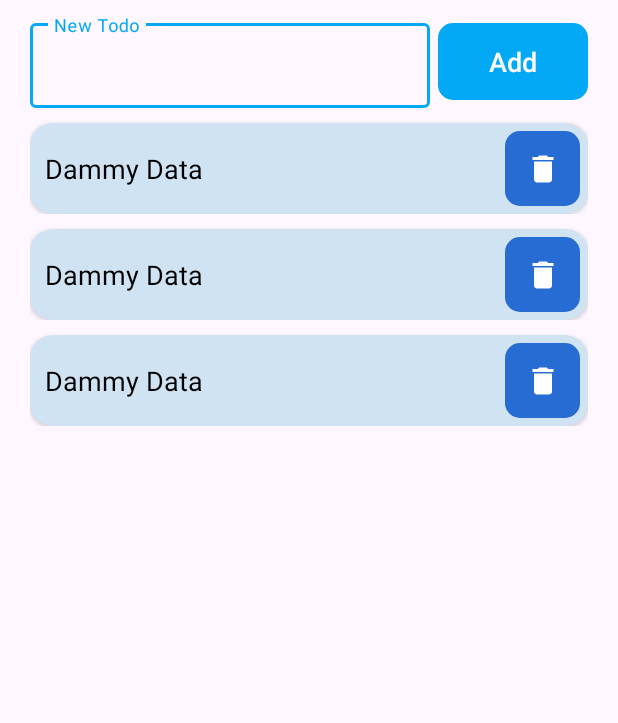
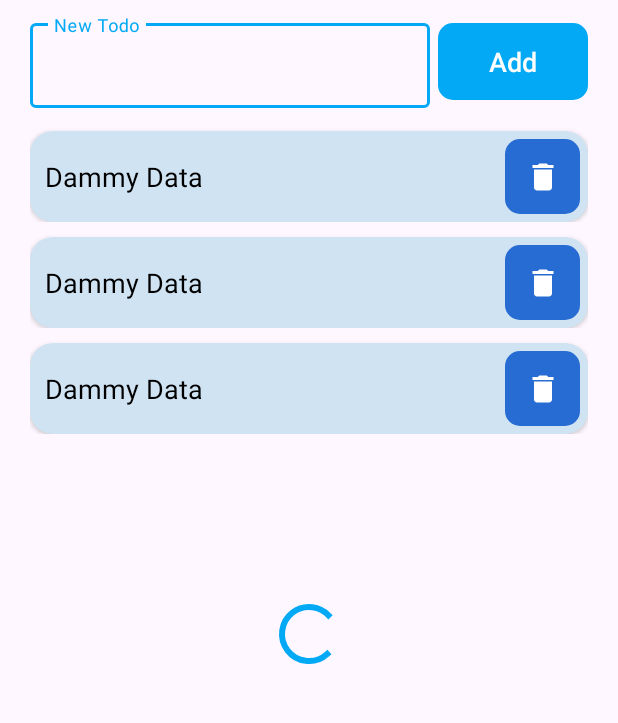
Before and after one commit to AjayChauhan3103/Todos, an Android app: the layout activity_main.xml on its own in the app's theme, with its tools: preview values and no code run, on a phone screen of 412 x 824 dp, the part 84-807 px from its top. Run offline under Robolectric (Android 15) with nearby library versions, the phone set to English and light mode, and no system bars.

Commit message:
Design Done, GET,POST Done, Testing Done

```diff
--- a/app/build.gradle.kts
+++ b/app/build.gradle.kts
@@ -40,11 +40,15 @@ android {
 
 dependencies {
 
-    implementation("androidx.core:core-ktx:1.9.0")
+    implementation("androidx.core:core-ktx:1.12.0")
     implementation("androidx.appcompat:appcompat:1.6.1")
     implementation("com.google.android.material:material:1.10.0")
     implementation("androidx.constraintlayout:constraintlayout:2.1.4")
     testImplementation("junit:junit:4.13.2")
     androidTestImplementation("androidx.test.ext:junit:1.1.5")
     androidTestImplementation("androidx.test.espresso:espresso-core:3.5.1")
+
+//retrofit
+    implementation ("com.squareup.retrofit2:retrofit:2.9.0")
+    implementation ("com.squareup.retrofit2:converter-gson:2.9.0")
 }
--- a/app/src/main/AndroidManifest.xml
+++ b/app/src/main/AndroidManifest.xml
@@ -1,6 +1,8 @@
 <?xml version="1.0" encoding="utf-8"?>
 <manifest xmlns:android="http://schemas.android.com/apk/res/android"
     xmlns:tools="http://schemas.android.com/tools">
+
+    <uses-permission android:name="android.permission.INTERNET"/>
 
     <application
         android:allowBackup="true"
@@ -10,6 +12,7 @@
         android:label="@string/app_name"
         android:roundIcon="@mipmap/ic_launcher_round"
         android:supportsRtl="true"
+        android:usesCleartextTraffic="true"
         android:theme="@style/Theme.Todos"
         tools:targetApi="31">
         <activity
--- a/app/src/main/res/layout/activity_main.xml
+++ b/app/src/main/res/layout/activity_main.xml
@@ -55,6 +55,7 @@
         android:id="@+id/mainRecyclerView"
         android:layout_width="0dp"
         android:layout_height="0dp"
+        android:layout_marginTop="5dp"
         android:layout_marginBottom="10dp"
         tools:listitem="@layout/todos_custom_layout"
         app:layout_constraintBottom_toBottomOf="parent"
@@ -62,4 +63,17 @@
         app:layout_constraintStart_toStartOf="@+id/editNewTodos"
         app:layout_constraintTop_toBottomOf="@+id/editNewTodos" />
 
+    <ProgressBar
+        android:id="@+id/todosLoadingProgressBar"
+        android:layout_width="wrap_content"
+        android:layout_height="wrap_content"
+        android:indeterminateTint="#03A9F4"
+        android:visibility="visible"
+        app:layout_constraintBottom_toBottomOf="parent"
+        app:layout_constraintEnd_toEndOf="@+id/mainRecyclerView"
+        app:layout_constraintStart_toStartOf="@+id/mainRecyclerView"
+        app:layout_constraintTop_toTopOf="@+id/mainRecyclerView" />
+
+
+
 </androidx.constraintlayout.widget.ConstraintLayout>
--- a/app/src/main/res/values-night/themes.xml
+++ b/app/src/main/res/values-night/themes.xml
@@ -1,7 +1,7 @@
 <resources xmlns:tools="http://schemas.android.com/tools">
     <!-- Base application theme. -->
-    <style name="Base.Theme.Todos" parent="Theme.Material3.DayNight.NoActionBar">
+    <style name="Base.Theme.Todos" parent="Theme.Material3.Light.NoActionBar">
         <!-- Customize your dark theme here. -->
-        <!-- <item name="colorPrimary">@color/my_dark_primary</item> -->
+        <item name="colorPrimary">#03A9F4</item>
     </style>
 </resources>
--- a/app/src/main/res/values/themes.xml
+++ b/app/src/main/res/values/themes.xml
@@ -1,6 +1,6 @@
 <resources xmlns:tools="http://schemas.android.com/tools">
     <!-- Base application theme. -->
-    <style name="Base.Theme.Todos" parent="Theme.Material3.DayNight.NoActionBar">
+    <style name="Base.Theme.Todos" parent="Theme.Material3.Light.NoActionBar">
         <!-- Customize your light theme here. -->
          <item name="colorPrimary">#03A9F4</item>
     </style>
```
Also changed, not shown: app/src/main/java/com/example/todos/activities/MainActivity.kt (+72 -5 lines), app/src/main/java/com/example/todos/adapters/TodoAdapter.kt (added, +71 -0 lines), app/src/main/java/com/example/todos/models/Data.kt (added, +7 -0 lines), app/src/main/java/com/example/todos/models/TodoModelList.kt (added, +8 -0 lines), app/src/main/java/com/example/todos/services/ApiInterface.kt (added, +23 -0 lines).
